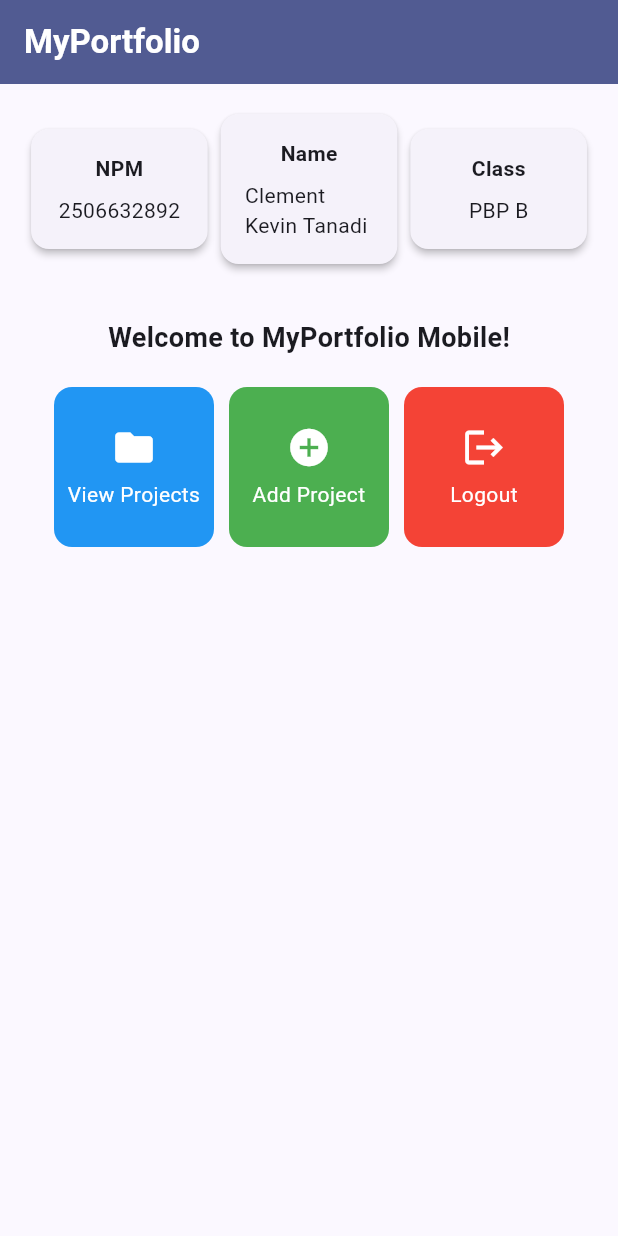
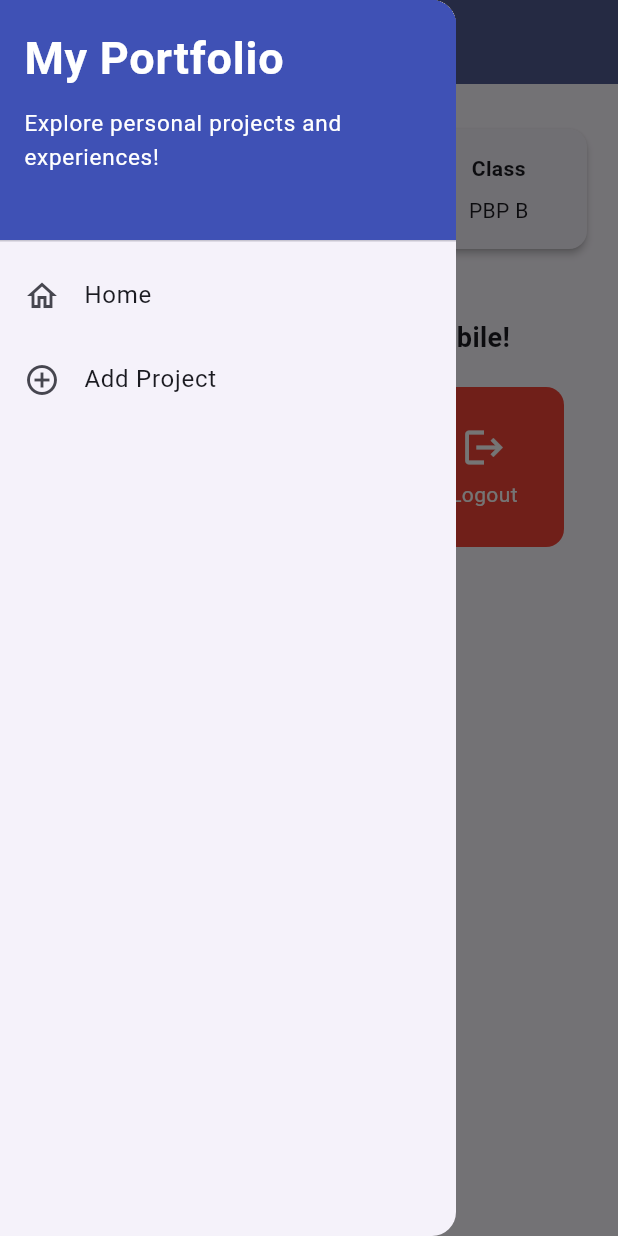
Before and after one commit to Wuskevo/myportofolio_mobile, a Flutter app: the screen it shows after launch, with the side drawer open (before the commit the screen has no drawer), on a phone screen of 412 x 824 dp. Run offline on Flutter 3.47's test engine with Material 3 defaults, Android fonts, the phone set to English and light mode, and no system bars; our stand-ins replace material_ui.

Commit message:
feat: add drawer menu for navigation

```diff
--- a/lib/menu.dart
+++ b/lib/menu.dart
@@ -1,4 +1,5 @@
 import 'package:material_ui/material_ui.dart';
+import 'package:myportofolio_mobile/widgets/left_drawer.dart';
 
 class ItemHomepage {
   final String name;
@@ -31,6 +32,7 @@ class MyHomePage extends StatelessWidget {
         ),
         backgroundColor: Theme.of(context).colorScheme.primary,
       ),
+      drawer: const LeftDrawer(), // drawer
       body: Padding(
         padding: const EdgeInsets.all(16.0),
         child: Column(
--- a/lib/widgets/left_drawer.dart
+++ b/lib/widgets/left_drawer.dart
@@ -1,4 +1,7 @@
 import 'package:material_ui/material_ui.dart';
+import 'package:myportofolio_mobile/menu.dart';
+
+// TODO: Import ProjectFormPage after creating it
 
 class LeftDrawer extends StatelessWidget {
   const LeftDrawer({super.key});
@@ -9,9 +12,47 @@ class LeftDrawer extends StatelessWidget {
       child: ListView(
         children: [
           const DrawerHeader(
-            // TODO: Add the drawer header
+            decoration: BoxDecoration(color: Colors.indigo),
+            child: Column(
+              crossAxisAlignment: CrossAxisAlignment.start,
+              children: [
+                Text(
+                  'My Portfolio',
+                  style: TextStyle(
+                    fontSize: 30,
+                    fontWeight: FontWeight.bold,
+                    color: Colors.white,
+                  ),
+                ),
+                SizedBox(height: 10),
+                Text(
+                  'Explore personal projects and experiences!',
+                  style: TextStyle(fontSize: 15, color: Colors.white),
+                ),
+              ],
+            ),
           ),
-          // TODO: Add the navigation entries
+          ListTile(
+            leading: const Icon(Icons.home_outlined),
+            title: const Text('Home'),
+            // Navigate to the portfolio home screen
+            onTap: () {
+              Navigator.pushReplacement(
+                context,
+                MaterialPageRoute(builder: (context) => MyHomePage()),
+              );
+            },
+          ),
+          ListTile(
+            leading: const Icon(Icons.add_circle_outline),
+            title: const Text('Add Project'),
+            // Navigate to the Add Project screen
+            onTap: () {
+              /*
+              TODO: Add a route to ProjectFormPage after creating it.
+              */
+            },
+          ),
         ],
       ),
     );
```
